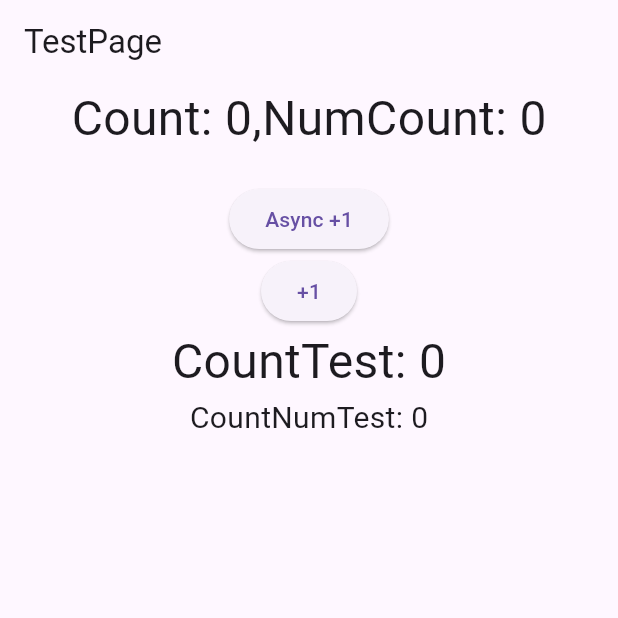
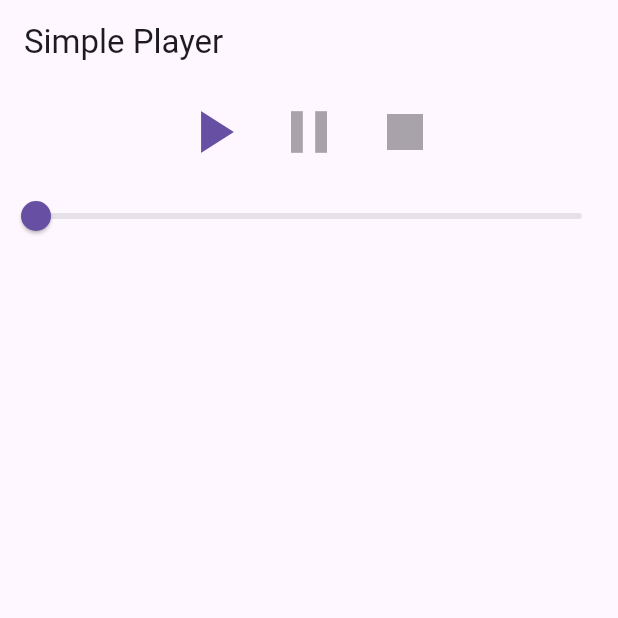
Before and after one commit to xczcdjx/transientmobile, a Flutter app: the TestPage screen opened by its route, on a phone screen of 412 x 824 dp, the top half of it. Run offline on Flutter 3.47's test engine with Material 3 defaults, Android fonts, the phone set to English and light mode, and no system bars; drawn by our look-alikes of oktoast; our stand-ins replace audioplayers, dio, easy_localization, flutter_riverpod, freezed_annotation, go_router and 2 more; accounts and stored records are empty; generated files the repository leaves out were written again.

Commit message:
新增audioplayer，及其平台调试

```diff
--- a/lib/pages/homePage.dart
+++ b/lib/pages/homePage.dart
@@ -57,7 +57,10 @@
                 style: TextStyle(fontSize: 18, fontStyle: FontStyle.italic),
               ),
             ),
-          )
+          ),
+          TextButton(onPressed: (){
+            context.push(Routes.test);
+          }, child: Text('TestPage'))
           /*Text("Home"),
           TextButton(
               onPressed: () {
--- a/lib/pages/testPage.dart
+++ b/lib/pages/testPage.dart
@@ -1,46 +1,233 @@
-import 'package:easy_localization/easy_localization.dart';
-import 'package:flutter/cupertino.dart';
+import 'dart:async';
+
+import 'package:audioplayers/audioplayers.dart';
 import 'package:flutter/material.dart';
-import 'package:transientmobile/hooks/useAppDispatch.dart';
-import 'package:transientmobile/widgets/countTest.dart';
-import 'package:flutter_riverpod/flutter_riverpod.dart';
 
-import '../hooks/useStore.dart';
-import '../store/index.dart';
 
-class TestPage extends ConsumerWidget {
+class TestPage extends StatefulWidget {
   const TestPage({super.key});
 
   @override
-  Widget build(BuildContext context, WidgetRef ref) {
-    final count = useSelector(ref, counterProvider, (s) => s.count);
-    final nCount = useSelector(ref, numProvider, (s) => s.count);
-    final dispatch = useAppDispatch(ref);
+  TestPageState createState() => TestPageState();
+}
 
+class TestPageState extends State<TestPage> {
+  late AudioPlayer player = AudioPlayer();
+
+  @override
+  void initState() {
+    super.initState();
+
+    // Create the audio player.
+    player = AudioPlayer();
+
+    // Set the release mode to keep the source after playback has completed.
+    player.setReleaseMode(ReleaseMode.stop);
+
+    // Start the player as soon as the app is displayed.
+    WidgetsBinding.instance.addPostFrameCallback((_) async {
+      final rawUrl = 'http://transient.online/static/mediaMul/2025/08/12/张韶涵 - 暮色回响-1755002715053.mp3';
+      final encodedUrl = Uri.encodeFull(rawUrl);
+
+      await player.setSource(UrlSource(encodedUrl));
+      await player.resume();
+    });
+  }
+
+  @override
+  void dispose() {
+    // Release all sources and dispose the player.
+    player.dispose();
+
+    super.dispose();
+  }
+
+  @override
+  Widget build(BuildContext context) {
     return Scaffold(
-        appBar: AppBar(title: Text("test".tr()),),
-        body: Center(
-          child:
-              Column(crossAxisAlignment: CrossAxisAlignment.center, children: [
-            Text("Count: $count,NumCount: $nCount",
-                style: TextStyle(fontSize: 32)),
-            SizedBox(height: 20),
-            ElevatedButton(
-              onPressed: () {
-                dispatch.counter.incrementAsync();
-                dispatch.num.incrementAsync();
-              },
-              child: Text("Async +1"),
-            ),
-            ElevatedButton(
-              onPressed: () {
-                dispatch.counter.increment();
-                dispatch.num.increment();
-              },
-              child: Text("+1"),
-            ),
-            CountTest()
-          ]),
-        ));
+      appBar: AppBar(
+        title: const Text('Simple Player'),
+      ),
+      body: PlayerWidget(player: player),
+    );
   }
 }
+
+// The PlayerWidget is a copy of "/lib/components/player_widget.dart".
+//#region PlayerWidget
+
+class PlayerWidget extends StatefulWidget {
+  final AudioPlayer player;
+
+  const PlayerWidget({
+    required this.player,
+    super.key,
+  });
+
+  @override
+  State<StatefulWidget> createState() {
+    return _PlayerWidgetState();
+  }
+}
+
+class _PlayerWidgetState extends State<PlayerWidget> {
+  PlayerState? _playerState;
+  Duration? _duration;
+  Duration? _position;
+
+  StreamSubscription? _durationSubscription;
+  StreamSubscription? _positionSubscription;
+  StreamSubscription? _playerCompleteSubscription;
+  StreamSubscription? _playerStateChangeSubscription;
+
+  bool get _isPlaying => _playerState == PlayerState.playing;
+
+  bool get _isPaused => _playerState == PlayerState.paused;
+
+  String get _durationText => _duration?.toString().split('.').first ?? '';
+
+  String get _positionText => _position?.toString().split('.').first ?? '';
+
+  AudioPlayer get player => widget.player;
+
+  @override
+  void initState() {
+    super.initState();
+    // Use initial values from player
+    _playerState = player.state;
+    player.getDuration().then(
+          (value) {
+            print("dur $value");
+            setState(() {
+              _duration = value;
+            });
+          },
+    );
+    player.getCurrentPosition().then(
+          (value) => setState(() {
+        _position = value;
+      }),
+    );
+    _initStreams();
+  }
+
+  @override
+  void setState(VoidCallback fn) {
+    // Subscriptions only can be closed asynchronously,
+    // therefore events can occur after widget has been disposed.
+    if (mounted) {
+      super.setState(fn);
+    }
+  }
+
+  @override
+  void dispose() {
+    _durationSubscription?.cancel();
+    _positionSubscription?.cancel();
+    _playerCompleteSubscription?.cancel();
+    _playerStateChangeSubscription?.cancel();
+    super.dispose();
+  }
+
+  @override
+  Widget build(BuildContext context) {
+    final color = Theme.of(context).primaryColor;
+    return Column(
+      mainAxisSize: MainAxisSize.min,
+      children: <Widget>[
+        Row(
+          mainAxisSize: MainAxisSize.min,
+          children: [
+            IconButton(
+              key: const Key('play_button'),
+              onPressed: _isPlaying ? null : _play,
+              iconSize: 48.0,
+              icon: const Icon(Icons.play_arrow),
+              color: color,
+            ),
+            IconButton(
+              key: const Key('pause_button'),
+              onPressed: _isPlaying ? _pause : null,
+              iconSize: 48.0,
+              icon: const Icon(Icons.pause),
+              color: color,
+            ),
+            IconButton(
+              key: const Key('stop_button'),
+              onPressed: _isPlaying || _isPaused ? _stop : null,
+              iconSize: 48.0,
+              icon: const Icon(Icons.stop),
+              color: color,
+            ),
+          ],
+        ),
+        Slider(
+          onChanged: (value) {
+            final duration = _duration;
+            if (duration == null) {
+              return;
+            }
+            final position = value * duration.inMilliseconds;
+            player.seek(Duration(milliseconds: position.round()));
+          },
+          value: (_position != null &&
+              _duration != null &&
+              _position!.inMilliseconds > 0 &&
+              _position!.inMilliseconds < _duration!.inMilliseconds)
+              ? _position!.inMilliseconds / _duration!.inMilliseconds
+              : 0.0,
+        ),
+        Text(
+          _position != null
+              ? '$_positionText / $_durationText'
+              : _duration != null
+              ? _durationText
+              : '',
+          style: const TextStyle(fontSize: 16.0),
+        ),
+      ],
+    );
+  }
+
+  void _initStreams() {
+    _durationSubscription = player.onDurationChanged.listen((duration) {
+      setState(() => _duration = duration);
+    });
+
+    _positionSubscription = player.onPositionChanged.listen(
+          (p) => setState(() => _position = p),
+    );
+
+    _playerCompleteSubscription = player.onPlayerComplete.listen((event) {
+      setState(() {
+        _playerState = PlayerState.stopped;
+        _position = Duration.zero;
+      });
+    });
+
+    _playerStateChangeSubscription =
+        player.onPlayerStateChanged.listen((state) {
+          setState(() {
+            _playerState = state;
+          });
+        });
+  }
+
+  Future<void> _play() async {
+    await player.resume();
+    setState(() => _playerState = PlayerState.playing);
+  }
+
+  Future<void> _pause() async {
+    await player.pause();
+    setState(() => _playerState = PlayerState.paused);
+  }
+
+  Future<void> _stop() async {
+    await player.stop();
+    setState(() {
+      _playerState = PlayerState.stopped;
+      _position = Duration.zero;
+    });
+  }
+}
--- a/ohos/entry/src/main/resources/base/element/string.json
+++ b/ohos/entry/src/main/resources/base/element/string.json
@@ -11,6 +11,10 @@
     {
       "name": "EntryAbility_label",
       "value": "transientmobile"
+    },
+    {
+      "name": "background_running_reason",
+      "value": "后台运行"
     }
   ]
 }
--- a/pubspec.yaml
+++ b/pubspec.yaml
@@ -48,6 +48,10 @@
       path: "packages/shared_preferences/shared_preferences"
   oktoast: ^3.4.0
   google_nav_bar: ^5.0.7
+  audioplayers:
+    git:
+      url: "https://gitcode.com/openharmony-sig/flutter_audioplayers.git"
+      path: "packages/audioplayers"
 
 dev_dependencies:
   flutter_test:
```
Also changed, not shown: pubspec.lock, 13 other files.
